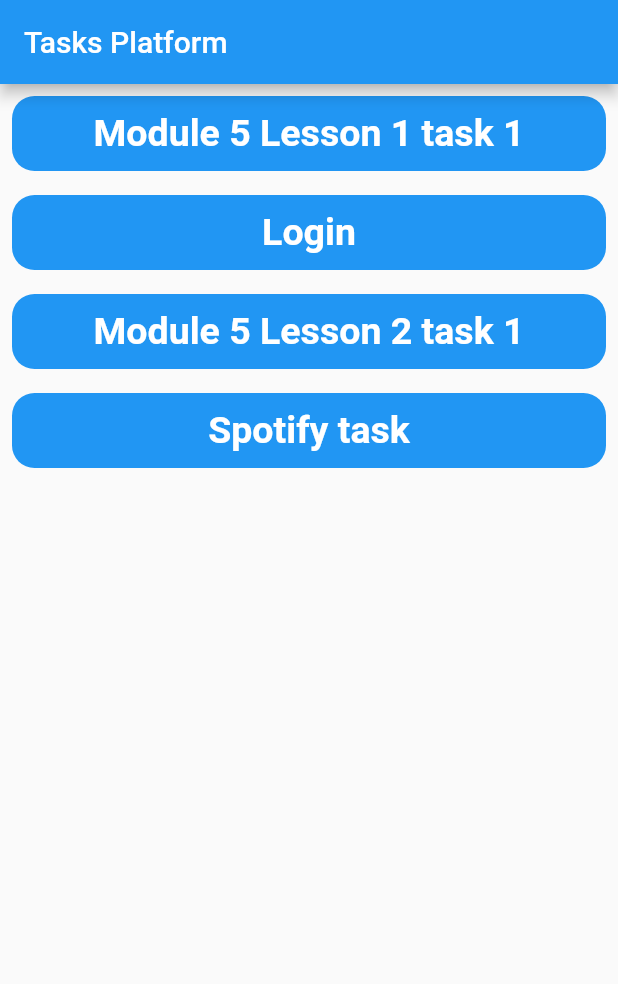
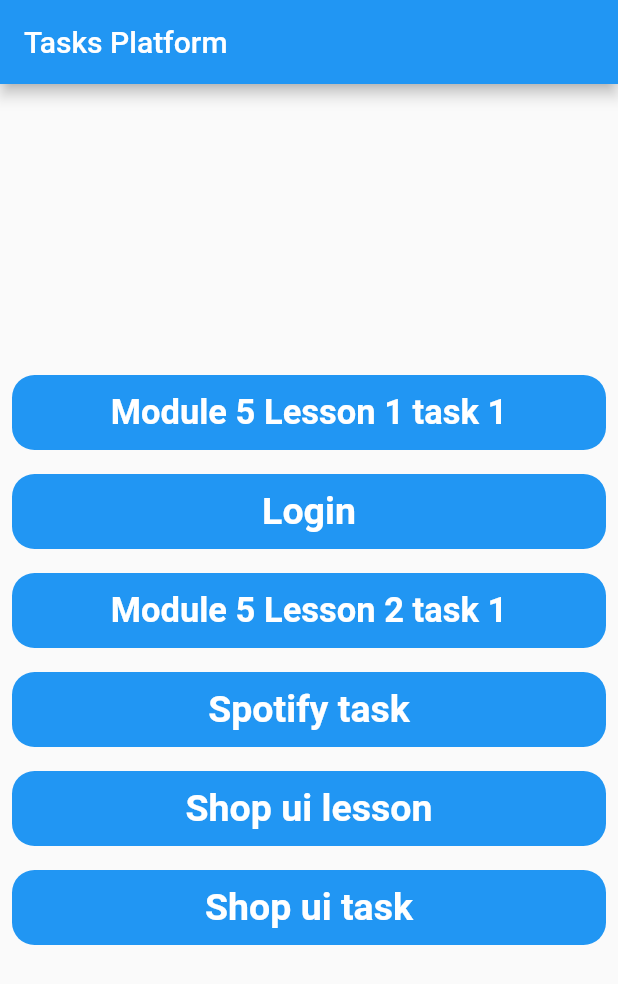
Before and after one commit to TDjamik/pdp_ui, a Flutter app: the screen it shows after launch, on a phone screen of 412 x 824 dp. Shown: the top 984 px of the screen. Run offline on Flutter 3.47's test engine with Material 2 defaults, Android fonts, the phone set to English and light mode, and no system bars.

Commit message:
sign up ui 1 shop ui task

```diff
--- a/lib/main.dart
+++ b/lib/main.dart
@@ -1,6 +1,8 @@
 import 'package:flutter/material.dart';
 import 'package:pdp_ui/pages/home_page.dart';
 import 'package:pdp_ui/pages/login_ui_page.dart';
+import 'package:pdp_ui/pages/shop_ui_page.dart';
+import 'package:pdp_ui/pages/shop_ui_task_page.dart';
 import 'package:pdp_ui/pages/sign_up_task_page.dart';
 import 'package:pdp_ui/pages/spotify_task_page.dart';
 import 'package:pdp_ui/pages/ui_page.dart';
@@ -28,6 +30,8 @@ class MyApp extends StatelessWidget {
         LogInPage.id: (context) => LogInPage(),
         SignUpTask.id: (context) => SignUpTask(),
         SpotifyTask.id: (context) => SpotifyTask(),
+        ShopUi.id: (context) => ShopUi(),
+        ShopUiTask.id: (context) => ShopUiTask(),
       },
     );
   }
--- a/lib/pages/home_page.dart
+++ b/lib/pages/home_page.dart
@@ -1,4 +1,6 @@
 import 'package:flutter/material.dart';
+import 'package:pdp_ui/pages/shop_ui_page.dart';
+import 'package:pdp_ui/pages/shop_ui_task_page.dart';
 import 'package:pdp_ui/pages/sign_up_task_page.dart';
 import 'package:pdp_ui/pages/spotify_task_page.dart';
 import 'package:pdp_ui/pages/ui_page.dart';
@@ -27,6 +29,7 @@ class _HomePageState extends State<HomePage> {
         ),
       ),
       body: Center(
+        child: SingleChildScrollView(
           child: Column(
             children: [
               // # button for lesson1 task 1
@@ -47,7 +50,7 @@ class _HomePageState extends State<HomePage> {
                     child: const Text(
                       "Module 5 Lesson 1 task 1",
                       style: TextStyle(
-                      fontSize: 25,
+                        fontSize: 23,
                         fontWeight: FontWeight.bold,
                         color: Colors.white,
                       ),
@@ -101,7 +104,7 @@ class _HomePageState extends State<HomePage> {
                     child: const Text(
                       "Module 5 Lesson 2 task 1",
                       style: TextStyle(
-                      fontSize: 25,
+                        fontSize: 23,
                         fontWeight: FontWeight.bold,
                         color: Colors.white,
                       ),
@@ -111,7 +114,7 @@ class _HomePageState extends State<HomePage> {
               ),
 
 
-            // # button for spotify task
+              // # button for shop ui task
               Padding(
                 padding: const EdgeInsets.all(8.0),
                 child: GestureDetector(
@@ -136,8 +139,64 @@ class _HomePageState extends State<HomePage> {
                     ),
                   ),
                 ),
+              ),//
+
+              // # button for shop ui lesson
+              Padding(
+                padding: const EdgeInsets.all(8.0),
+                child: GestureDetector(
+                  onTap: () {
+                    Navigator.pushNamed(context, ShopUi.id);
+                  },
+                  child: Container(
+                    alignment: Alignment.center,
+                    height: 50,
+                    width: double.infinity,
+                    decoration: BoxDecoration(
+                      color: Colors.blue,
+                      borderRadius: BorderRadius.circular(15),
+                    ),
+                    child: const Text(
+                      "Shop ui lesson",
+                      style: TextStyle(
+                        fontSize: 25,
+                        fontWeight: FontWeight.bold,
+                        color: Colors.white,
+                      ),
+                    ),
+                  ),
+                ),
+              ),
+
+
+              // # button for shop ui task
+              Padding(
+                padding: const EdgeInsets.all(8.0),
+                child: GestureDetector(
+                  onTap: () {
+                    Navigator.pushNamed(context, ShopUiTask.id);
+                  },
+                  child: Container(
+                    alignment: Alignment.center,
+                    height: 50,
+                    width: double.infinity,
+                    decoration: BoxDecoration(
+                      color: Colors.blue,
+                      borderRadius: BorderRadius.circular(15),
+                    ),
+                    child: const Text(
+                      "Shop ui task",
+                      style: TextStyle(
+                        fontSize: 25,
+                        fontWeight: FontWeight.bold,
+                        color: Colors.white,
+                      ),
+                    ),
+                  ),
+                ),
               ),
             ],
+          ),
         ),
       ),
     );
```
Also changed, not shown: lib/pages/shop_ui_page.dart (added, +154 -0 lines), lib/pages/shop_ui_task_page.dart (added, +154 -0 lines), assets/images/image_shop_3.png (added), assets/images/img_apple.jpeg (added), assets/images/img_apple1.jpeg (added), assets/images/img_apple2.png (added), assets/images/img_apple3.jpg (added), assets/images/img_apple4.jpeg (added). Lines whose indentation alone changed are shown as unchanged.
